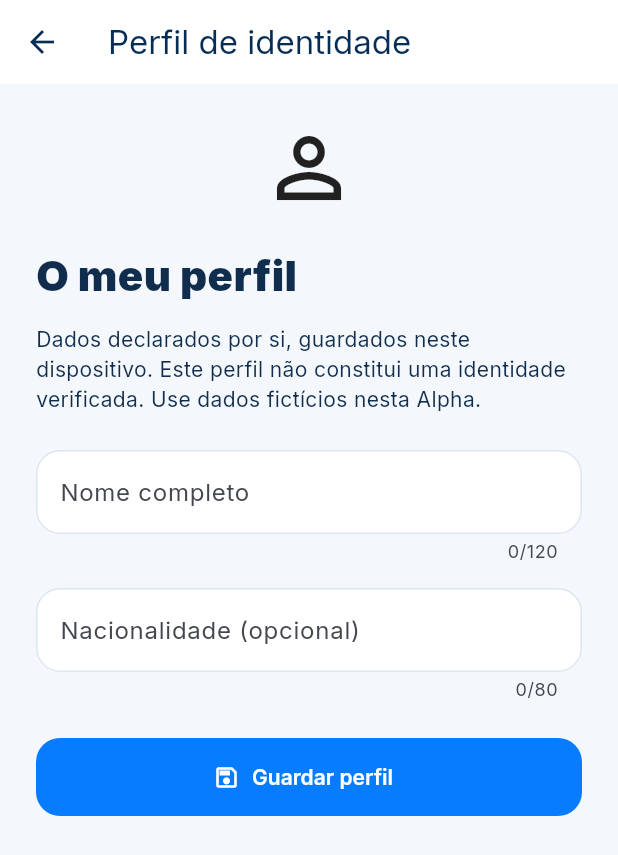
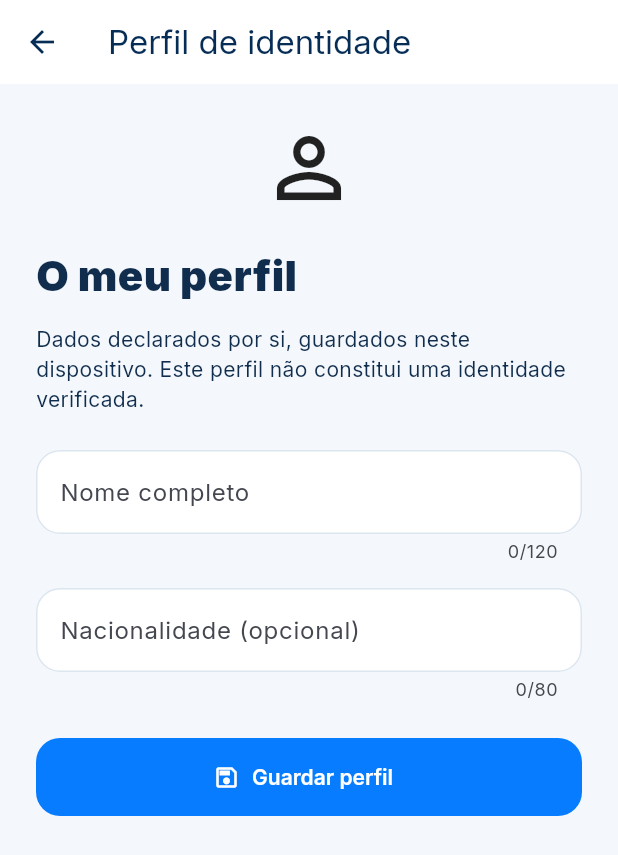
Before and after one commit to matias500mhf-star/Karta-identity-wallet, a Flutter app: the ProfilePage screen opened directly with empty values, on a phone screen of 412 x 824 dp. Shown: the top 855 px of the screen. Run offline on Flutter 3.47's test engine with Material 3 defaults, Android fonts, the phone set to English and light mode, and no system bars; our stand-ins replace flutter_secure_storage, image_picker, local_auth, qr_flutter; missing offline and left inert: cryptography, file_selector, mobile_scanner; accounts and stored records are empty.

```diff
--- a/apps/mobile/lib/profile_page.dart
+++ b/apps/mobile/lib/profile_page.dart
@@ -81,7 +81,7 @@ class _ProfilePageState extends State<ProfilePage> {
                       const SizedBox(height: 20),
                       const Text('O meu perfil', style: TextStyle(fontSize: 28, fontWeight: FontWeight.w900)),
                       const SizedBox(height: 12),
-                      const Text('Dados declarados por si, guardados neste dispositivo. Este perfil não constitui uma identidade verificada. Use dados fictícios nesta Alpha.'),
+                      const Text('Dados declarados por si, guardados neste dispositivo. Este perfil não constitui uma identidade verificada.'),
                       const SizedBox(height: 24),
                       TextFormField(
                         controller: _name,
```
